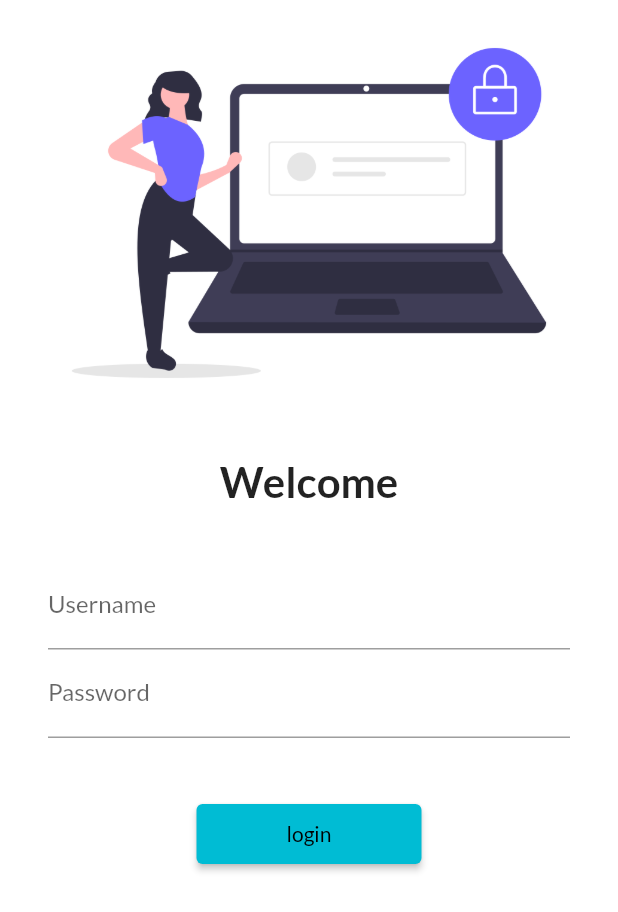
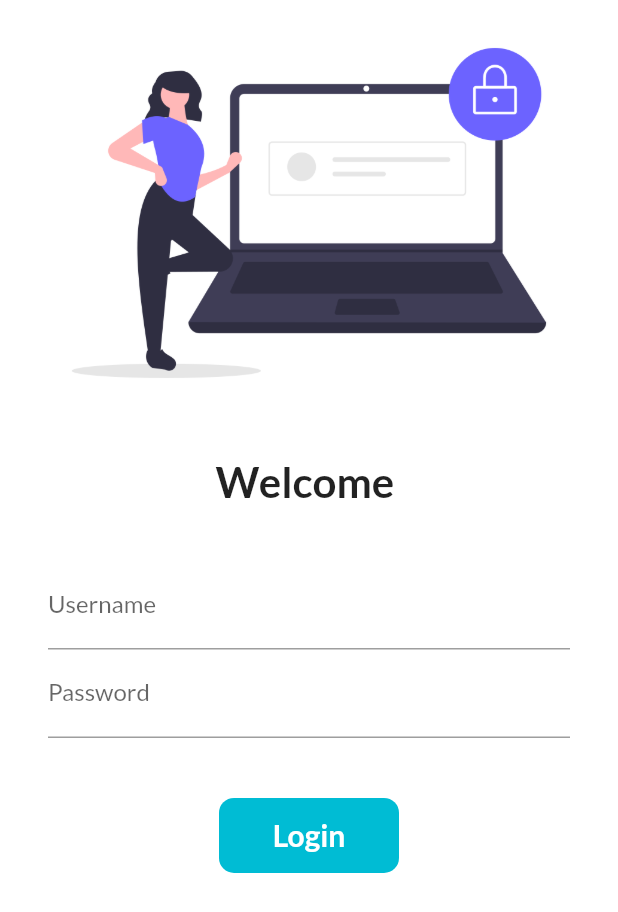
Before and after one commit to SHUBH130/21DaysOfFlutter, a Flutter app: the screen it shows after launch, on a phone screen of 412 x 824 dp. Shown: the top 912 px of the screen. Run offline on Flutter 3.47's test engine with Material 2 defaults, Android fonts, the phone set to English and light mode, and no system bars; our stand-ins replace google_fonts.

Commit message:
Day 5 Completed

```diff
--- a/lib/pages/login_page.dart
+++ b/lib/pages/login_page.dart
@@ -1,7 +1,15 @@
 import 'package:flutter/material.dart';
 import 'package:flutter_application_1/utils/routes.dart';
 
-class LoginPage extends StatelessWidget {
+class LoginPage extends StatefulWidget {
+  @override
+  State<LoginPage> createState() => _LoginPageState();
+}
+
+class _LoginPageState extends State<LoginPage> {
+  String name = '';
+  bool changeButton = false;
+
   @override
   Widget build(BuildContext context) {
     return Material(
@@ -17,7 +25,7 @@ class LoginPage extends StatelessWidget {
               height: 20.0,
             ),
             Text(
-              "Welcome",
+              "Welcome $name",
               style: TextStyle(
                 fontSize: 28,
                 fontWeight: FontWeight.bold,
@@ -36,6 +44,10 @@ class LoginPage extends StatelessWidget {
                       hintText: "Enter Username",
                       labelText: "Username",
                     ),
+                    onChanged: (value) {
+                      name = value;
+                      setState(() {});
+                    },
                   ),
                   TextFormField(
                     obscureText: true,
@@ -47,13 +59,45 @@ class LoginPage extends StatelessWidget {
                   SizedBox(
                     height: 40.0,
                   ),
-                  ElevatedButton(
-                    child: Text("login"),
-                    style: TextButton.styleFrom(minimumSize: Size(150, 40)),
-                    onPressed: () {
+                  InkWell(
+                    onTap: () async {
+                      setState(() {
+                        changeButton = true;
+                      });
+                      await Future.delayed(Duration(seconds: 1));
                       Navigator.popAndPushNamed(context, MyRoutes.homeRoute);
                     },
+                    child: AnimatedContainer(
+                      duration: Duration(seconds: 1),
+                      width: changeButton ? 50 : 120,
+                      height: 50,
+                      alignment: Alignment.center,
+                      child: changeButton
+                          ? Icon(
+                              Icons.done,
+                              color: Colors.white,
+                            )
+                          : Text(
+                              "Login",
+                              style: TextStyle(
+                                  color: Colors.white,
+                                  fontWeight: FontWeight.bold,
+                                  fontSize: 20),
+                            ),
+                      decoration: BoxDecoration(
+                        color: Colors.cyan,
+                        borderRadius:
+                            BorderRadius.circular(changeButton ? 50 : 10),
+                      ),
+                    ),
                   ),
+                  // ElevatedButton(
+                  //   child: Text("login"),
+                  //   style: TextButton.styleFrom(minimumSize: Size(150, 40)),
+                  //   onPressed: () {
+                  //     Navigator.popAndPushNamed(context, MyRoutes.homeRoute);
+                  //   },
+                  // ),
                 ],
               ),
             ),
```
Also changed, not shown: 2 other files.
